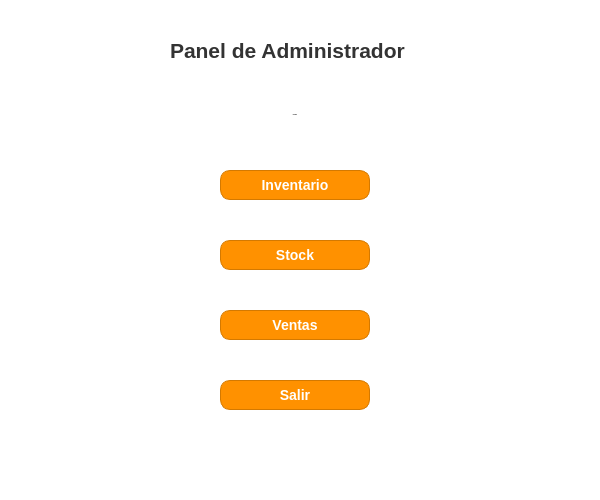
Above: gui/admin.ui from UTN-BDA-2026/repositorio-grupo-BCCG before the change. Below: the same form after it.
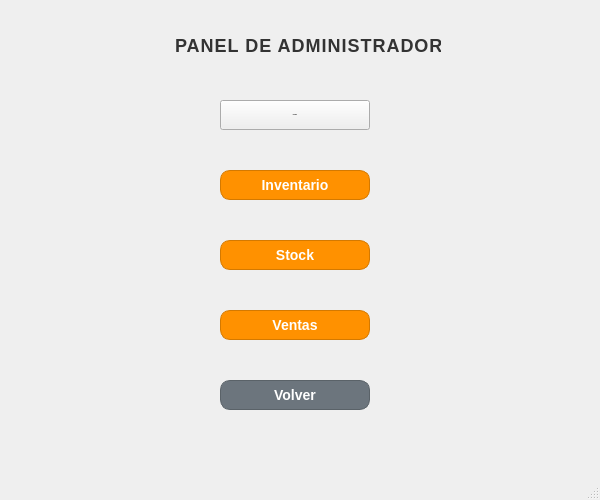
That is the form after the change.

Commit message: cree la interfaz visual de la gestion de stock

Diff of the .ui file:
```diff
--- a/gui/admin.ui
+++ b/gui/admin.ui
@@ -17,8 +17,98 @@
    <string/>
   </property>
   <property name="styleSheet">
-   <string notr="true">background-color: white;background-color: white;
-border-radius: 10px;</string>
+   <string notr="true">QWidget#Form {
+    background-color: #F8FAF6; /* Un blanco roto/claro muy elegante */
+}
+
+
+QLabel#label {
+    color: #2C3E50;
+    font-size: 18px;
+    font-weight: bold;
+    letter-spacing: 1px;
+    margin-bottom: 10px;
+}
+
+/* Estilo para las etiquetas de texto (Nombre, Usuario, etc.) */
+QLabel {
+    color: #4A5568;
+    font-size: 13px;
+    font-weight: bold;
+}
+
+/* Campos de Texto e Inputs */
+QLineEdit, QComboBox {
+    background-color: #FFFFFF;
+    border: 1px solid #CBD5E1;
+    border-radius: 6px;
+    padding: 5px 10px;
+    font-size: 13px;
+    color: #334155;
+}
+
+QLineEdit:focus, QComboBox:focus {
+    border: 2px solid #FF9100; /* Resalta en naranja al hacer clic */
+}
+
+/* La Tabla de Usuarios */
+QTableWidget {
+    background-color: #FFFFFF;
+    border: 1px solid #E2E8F0;
+    border-radius: 8px;
+    gridline-color: #F1F5F9;
+    font-size: 13px;
+}
+
+QHeaderView::section {
+    background-color: #334155; /* Cabecera oscura para contraste pro */
+    color: #FFFFFF;
+    padding: 6px;
+    font-weight: bold;
+    border: none;
+}
+
+/* --- ESTILOS DE LOS BOTONES --- */
+
+/* Botón Crear (Naranja Corporativo) */
+QPushButton#btn_registrar {
+    background-color: #FF9100;
+    color: #FFFFFF;
+    border: none;
+    border-radius: 6px;
+    font-weight: bold;
+    font-size: 13px;
+}
+QPushButton#btn_registrar:hover {
+    background-color: #FB8C00;
+}
+
+/* Botón Eliminar (Gris/Rojo sutil de advertencia) */
+QPushButton#btn_eliminar {
+    background-color: #FEE2E2; /* Fondo rojo muy clarito */
+    color: #EF4444; /* Texto rojo */
+    border: 1px solid #FCA5A5;
+    border-radius: 6px;
+    font-weight: bold;
+    font-size: 13px;
+}
+QPushButton#btn_eliminar:hover {
+    background-color: #EF4444;
+    color: #FFFFFF;
+}
+
+/* Botón Volver (Estilo elegante y neutro) */
+QPushButton#btn_volver {
+    background-color: #64748B; /* Gris slate */
+    color: #FFFFFF;
+    border: none;
+    border-radius: 6px;
+    font-weight: bold;
+    font-size: 13px;
+}
+QPushButton#btn_volver:hover {
+    background-color: #475569;
+}</string>
   </property>
   <widget class="QWidget" name="centralwidget">
    <widget class="QLabel" name="label">
@@ -26,13 +116,14 @@
      <rect>
       <x>170</x>
       <y>30</y>
-      <width>251</width>
+      <width>271</width>
       <height>41</height>
      </rect>
     </property>
     <property name="font">
      <font>
-      <pointsize>16</pointsize>
+      <pointsize>-1</pointsize>
+      <weight>75</weight>
       <bold>true</bold>
      </font>
     </property>
@@ -43,7 +134,7 @@
      <string notr="true">color: #333333;</string>
     </property>
     <property name="text">
-     <string>Panel de Administrador</string>
+     <string>PANEL DE ADMINISTRADOR</string>
     </property>
    </widget>
    <widget class="QPushButton" name="btnUsuarios">
@@ -58,6 +149,7 @@
     <property name="font">
      <font>
       <pointsize>-1</pointsize>
+      <weight>75</weight>
       <bold>true</bold>
      </font>
     </property>
@@ -187,12 +279,12 @@
     </property>
     <property name="styleSheet">
      <string notr="true">QPushButton {
-    background-color: #FF9100;
+    background-color: #6C757D;
     color: white;
     border-radius: 10px;
     font-weight: bold;
     font-size: 14px;
-    border: 1px solid #D47900;
+    border: 1px solid #5A6268;
 }
 
 QPushButton:hover {
@@ -204,7 +296,7 @@
 }</string>
     </property>
     <property name="text">
-     <string>Salir</string>
+     <string>Volver</string>
     </property>
    </widget>
   </widget>
```
Left out of the diff: 6 changed lines with no effect on the pictures. The commit also changes 3 other files.
